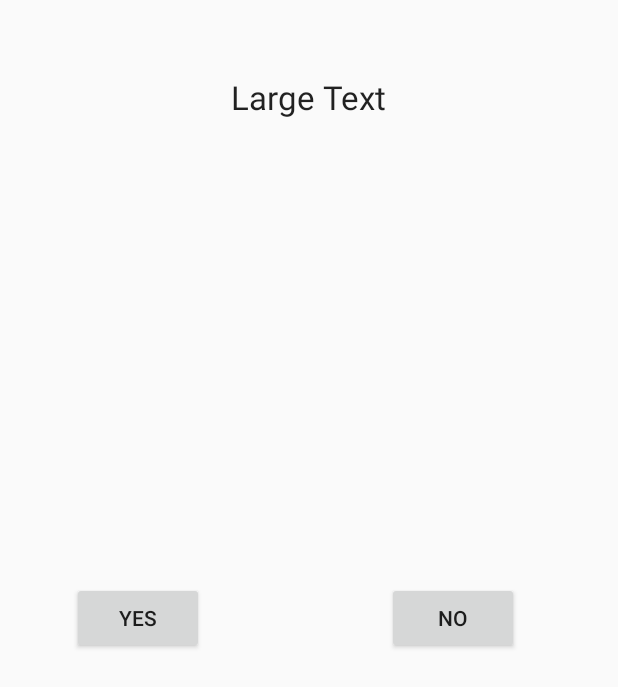
After one commit to SalaSuresh/BasicMaths, an Android app: the layout mode_beginner.xml on its own in the app's theme, with its tools: preview values and no code run, on a phone screen of 412 x 824 dp. The commit adds this screen. Shown: the top 687 px of the screen. Run offline under Robolectric (Android 15) with nearby library versions, the phone set to English and light mode, and no system bars.

Commit message:
Beginner mode fragment in progress

```diff
--- /dev/null
+++ b/app/src/main/java/com/suresh/basicmaths/ModeBeginner.java
@@ -0,0 +1,20 @@
+package com.suresh.basicmaths;
+
+import android.app.Fragment;
+import android.os.Bundle;
+import android.support.annotation.Nullable;
+import android.view.LayoutInflater;
+import android.view.View;
+import android.view.ViewGroup;
+
+/**
+ * Created by sures on 4/17/2016.
+ */
+public class ModeBeginner extends Fragment {
+    @Nullable
+    @Override
+    public View onCreateView(LayoutInflater inflater, ViewGroup container, Bundle savedInstanceState) {
+        View view = inflater.inflate(R.layout.activity_main, container, false);
+        return view;
+    }
+}
--- a/app/src/main/res/layout/activity_main.xml
+++ b/app/src/main/res/layout/activity_main.xml
@@ -7,8 +7,7 @@
     android:paddingLeft="@dimen/activity_horizontal_margin"
     android:paddingRight="@dimen/activity_horizontal_margin"
     android:paddingTop="@dimen/activity_vertical_margin"
-    android:background="@color/color_white"
-    tools:context="com.suresh.basicmaths.MainActivity">
+    android:background="@color/color_white" >
 
     <LinearLayout
         android:id="@+id/layout_level_selection"
@@ -49,7 +48,6 @@
             android:textColor="@color/color_white"
             android:background="@color/color_red"
             android:layout_marginBottom="15dp"/>
-        <!-- test-->
 
     </LinearLayout>
 
--- /dev/null
+++ b/app/src/main/res/layout/mode_beginner.xml
@@ -0,0 +1,33 @@
+<RelativeLayout xmlns:android="http://schemas.android.com/apk/res/android"
+    xmlns:tools="http://schemas.android.com/tools"
+    android:layout_width="match_parent"
+    android:layout_height="match_parent" >
+
+    <TextView
+        android:id="@+id/textView1"
+        android:layout_width="wrap_content"
+        android:layout_height="wrap_content"
+        android:layout_alignParentTop="true"
+        android:layout_centerHorizontal="true"
+        android:layout_marginTop="50dp"
+        android:text="Large Text"
+        android:textAppearance="?android:attr/textAppearanceLarge" />
+
+    <Button
+        android:id="@+id/button_no"
+        android:layout_width="wrap_content"
+        android:layout_height="wrap_content"
+        android:layout_centerVertical="true"
+        android:layout_toRightOf="@+id/textView1"
+        android:text="NO" />
+
+    <Button
+        android:id="@+id/button_yes"
+        android:layout_width="wrap_content"
+        android:layout_height="wrap_content"
+        android:layout_alignParentLeft="true"
+        android:layout_centerVertical="true"
+        android:layout_marginLeft="48dp"
+        android:text="YES" />
+
+</RelativeLayout>
```
Also changed, not shown: 1 other file.
